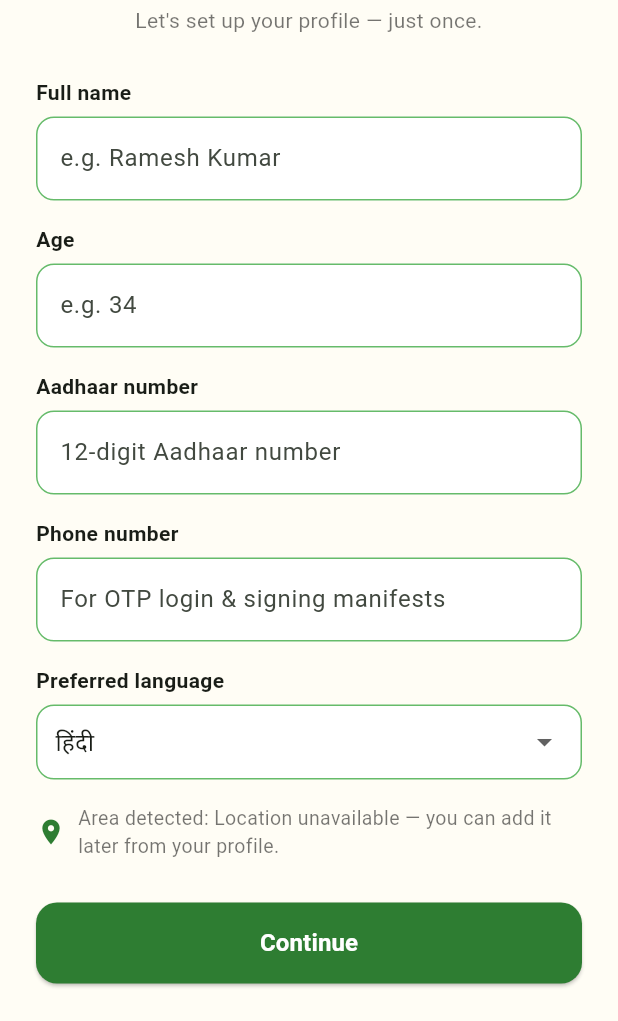
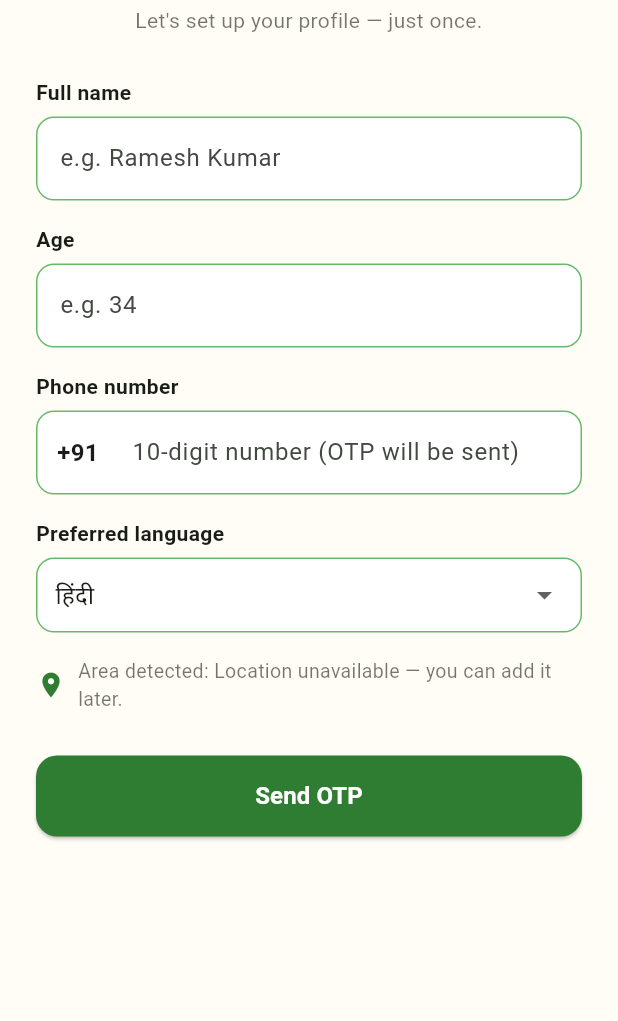
Before and after one commit to devansh6291/kabadiwala, a Flutter app: the screen it shows after launch, on a phone screen of 412 x 824 dp, the part 215-1236 px from its top. Run offline on Flutter 3.47's test engine with Material 3 defaults, Android fonts, the phone set to English and light mode, and no system bars; our stand-ins replace camera, dio, firebase_auth, firebase_core, firebase_storage, geocoding and 3 more; accounts and stored records are empty.

Commit message:
Added the fix for ios

```diff
--- a/lib/screens/login_screen.dart
+++ b/lib/screens/login_screen.dart
@@ -1,15 +1,14 @@
 import 'package:flutter/material.dart';
 import 'package:geocoding/geocoding.dart';
+import 'package:firebase_auth/firebase_auth.dart';
 
 import '../app_colors.dart';
 import '../app_strings.dart';
-import '../models/collector.dart';
 import '../models/collector_store.dart';
 import '../services/location_service.dart';
+import '../services/firebase_service.dart';
 
-/// One-time onboarding/login screen. Shown only when
-/// CollectorStore.isOnboarded() is false — see main.dart. Once completed,
-/// the app never shows this again on later launches.
+/// One-time onboarding/login screen with Real Firebase OTP.
 class LoginScreen extends StatefulWidget {
   final ValueChanged<String> onComplete;
 
@@ -23,28 +22,31 @@ class _LoginScreenState extends State<LoginScreen> {
   final _formKey = GlobalKey<FormState>();
   final _nameController = TextEditingController();
   final _ageController = TextEditingController();
-  final _aadharController = TextEditingController();
   final _phoneController = TextEditingController();
+  final _otpController = TextEditingController();
+
   String _language = 'hi';
-
   bool _locating = true;
   double? _latitude;
   double? _longitude;
   String _locationLabel = 'Detecting your location...';
+
   bool _saving = false;
+  bool _otpSent = false;
+  String? _verificationId;
 
   @override
   void initState() {
     super.initState();
-    _autoDetectLocation(); // no button — happens automatically on load
+    _autoDetectLocation();
   }
 
   @override
   void dispose() {
     _nameController.dispose();
     _ageController.dispose();
-    _aadharController.dispose();
     _phoneController.dispose();
+    _otpController.dispose();
     super.dispose();
   }
 
@@ -55,8 +57,7 @@ class _LoginScreenState extends State<LoginScreen> {
     if (position == null) {
       setState(() {
         _locating = false;
-        _locationLabel =
-            'Location unavailable — you can add it later from your profile.';
+        _locationLabel = 'Location unavailable — you can add it later.';
       });
       return;
     }
@@ -65,9 +66,8 @@ class _LoginScreenState extends State<LoginScreen> {
     _longitude = position.longitude;
 
     try {
-      final geocodingService = Geocoding();
-      final placemarks = await geocodingService.placemarkFromCoordinates(
-          position.latitude, position.longitude);
+      final placemarks = await Geocoding()
+          .placemarkFromCoordinates(position.latitude, position.longitude);
       if (placemarks.isNotEmpty) {
         final p = placemarks.first;
         final parts = <String>[
@@ -85,9 +85,7 @@ class _LoginScreenState extends State<LoginScreen> {
         });
         return;
       }
-    } catch (_) {
-      // Reverse geocoding failed (no network/offline) — fall back to raw coordinates.
-    }
+    } catch (_) {}
 
     if (!mounted) return;
     setState(() {
@@ -97,15 +95,72 @@ class _LoginScreenState extends State<LoginScreen> {
     });
   }
 
-  Future<void> _submit() async {
+  Future<void> _sendOtp() async {
     if (!_formKey.currentState!.validate()) return;
+    setState(() => _saving = true);
+
+    // Firebase expects phone numbers with country codes. Defaulting to India (+91)
+    final phone = '+91${_phoneController.text.trim()}';
+
+    await FirebaseService().sendOtp(
+      phoneNumber: phone,
+      onCodeSent: (String verificationId) {
+        if (!mounted) return;
+        setState(() {
+          _verificationId = verificationId;
+          _otpSent = true;
+          _saving = false;
+        });
+        ScaffoldMessenger.of(context).showSnackBar(
+          const SnackBar(content: Text('OTP Sent!')),
+        );
+      },
+      onVerificationFailed: (FirebaseAuthException error) {
+        if (!mounted) return;
+        setState(() => _saving = false);
+        ScaffoldMessenger.of(context).showSnackBar(
+          SnackBar(content: Text('Verification Failed: ${error.message}')),
+        );
+      },
+      onAutoVerified: (PhoneAuthCredential credential) async {
+        // Auto-resolution for Android
+        await _finalizeLogin(credential);
+      },
+    );
+  }
+
+  Future<void> _verifyOtp() async {
+    if (_otpController.text.trim().length != 6) {
+      ScaffoldMessenger.of(context).showSnackBar(
+        const SnackBar(content: Text('Please enter a valid 6-digit OTP')),
+      );
+      return;
+    }
 
     setState(() => _saving = true);
+    try {
+      final credential = PhoneAuthProvider.credential(
+        verificationId: _verificationId!,
+        smsCode: _otpController.text.trim(),
+      );
+      await _finalizeLogin(credential);
+    } catch (e) {
+      if (!mounted) return;
+      setState(() => _saving = false);
+      ScaffoldMessenger.of(context).showSnackBar(
+        const SnackBar(content: Text('Invalid OTP. Please try again.')),
+      );
+    }
+  }
 
-    final profile = CollectorStore.getOrCreate();
+  Future<void> _finalizeLogin(PhoneAuthCredential credential) async {
+    try {
+      await FirebaseAuth.instance.signInWithCredential(credential);
+
+      final profile =
+          CollectorStore.getOrCreate(phoneNumber: _phoneController.text.trim());
       profile.name = _nameController.text.trim();
       profile.age = int.tryParse(_ageController.text.trim());
-    profile.aadharNumber = _aadharController.text.trim();
       profile.phoneNumber = _phoneController.text.trim();
       profile.preferredLanguage = _language;
       profile.operatingLocation = _locationLabel;
@@ -118,6 +173,13 @@ class _LoginScreenState extends State<LoginScreen> {
       if (!mounted) return;
       setState(() => _saving = false);
       widget.onComplete(_language);
+    } catch (e) {
+      if (!mounted) return;
+      setState(() => _saving = false);
+      ScaffoldMessenger.of(context).showSnackBar(
+        SnackBar(content: Text('Login failed: $e')),
+      );
+    }
   }
 
   @override
@@ -148,6 +210,8 @@ class _LoginScreenState extends State<LoginScreen> {
                   style: TextStyle(color: Colors.black54),
                 ),
                 const SizedBox(height: 28),
+                if (!_otpSent) ...[
+                  // --- PROFILE INPUT STAGE ---
                   const Text('Full name',
                       style: TextStyle(fontWeight: FontWeight.w600)),
                   const SizedBox(height: 6),
@@ -174,24 +238,6 @@ class _LoginScreenState extends State<LoginScreen> {
                     },
                   ),
                   const SizedBox(height: 16),
-                const Text('Aadhaar number',
-                    style: TextStyle(fontWeight: FontWeight.w600)),
-                const SizedBox(height: 6),
-                TextFormField(
-                  controller: _aadharController,
-                  keyboardType: TextInputType.number,
-                  maxLength: 12,
-                  decoration: _fieldDecoration('12-digit Aadhaar number')
-                      .copyWith(counterText: ''),
-                  validator: (v) {
-                    final digits = (v ?? '').trim();
-                    if (digits.length != 12 || int.tryParse(digits) == null) {
-                      return 'Enter a valid 12-digit Aadhaar number';
-                    }
-                    return null;
-                  },
-                ),
-                const SizedBox(height: 16),
                   const Text('Phone number',
                       style: TextStyle(fontWeight: FontWeight.w600)),
                   const SizedBox(height: 6),
@@ -200,8 +246,16 @@ class _LoginScreenState extends State<LoginScreen> {
                     keyboardType: TextInputType.phone,
                     maxLength: 10,
                     decoration:
-                      _fieldDecoration('For OTP login & signing manifests')
-                          .copyWith(counterText: ''),
+                        _fieldDecoration('10-digit number (OTP will be sent)')
+                            .copyWith(
+                      counterText: '',
+                      prefixIcon: const Padding(
+                        padding: EdgeInsets.all(14.0),
+                        child: Text('+91 ',
+                            style: TextStyle(
+                                fontWeight: FontWeight.bold, fontSize: 16)),
+                      ),
+                    ),
                     validator: (v) {
                       final digits = (v ?? '').trim();
                       if (digits.length != 10 || int.tryParse(digits) == null) {
@@ -272,18 +326,80 @@ class _LoginScreenState extends State<LoginScreen> {
                         shape: RoundedRectangleBorder(
                             borderRadius: BorderRadius.circular(14)),
                       ),
-                    onPressed: _saving ? null : _submit,
+                      onPressed: _saving ? null : _sendOtp,
                       child: _saving
                           ? const SizedBox(
                               width: 20,
                               height: 20,
                               child: CircularProgressIndicator(
                                   strokeWidth: 2, color: Colors.white))
-                        : const Text('Continue',
+                          : const Text('Send OTP',
                               style: TextStyle(
                                   fontSize: 16, fontWeight: FontWeight.bold)),
                     ),
                   ),
+                ] else ...[
+                  // --- OTP VERIFICATION STAGE ---
+                  Container(
+                    padding: const EdgeInsets.all(16),
+                    decoration: BoxDecoration(
+                      color: AppColors.lightGreen.withValues(alpha: 0.1),
+                      borderRadius: BorderRadius.circular(12),
+                      border: Border.all(color: AppColors.primaryGreen),
+                    ),
+                    child: Column(
+                      children: [
+                        Text(
+                          'OTP sent to +91 ${_phoneController.text}',
+                          style: const TextStyle(
+                              fontWeight: FontWeight.bold,
+                              color: AppColors.primaryGreen),
+                        ),
+                        const SizedBox(height: 16),
+                        TextFormField(
+                          controller: _otpController,
+                          keyboardType: TextInputType.number,
+                          textAlign: TextAlign.center,
+                          maxLength: 6,
+                          style: const TextStyle(
+                              fontSize: 24,
+                              letterSpacing: 8,
+                              fontWeight: FontWeight.bold),
+                          decoration: _fieldDecoration('------')
+                              .copyWith(counterText: ''),
+                        ),
+                      ],
+                    ),
+                  ),
+                  const SizedBox(height: 24),
+                  SizedBox(
+                    height: 54,
+                    child: ElevatedButton(
+                      style: ElevatedButton.styleFrom(
+                        backgroundColor: AppColors.primaryYellow,
+                        foregroundColor: Colors.black,
+                        shape: RoundedRectangleBorder(
+                            borderRadius: BorderRadius.circular(14)),
+                      ),
+                      onPressed: _saving ? null : _verifyOtp,
+                      child: _saving
+                          ? const SizedBox(
+                              width: 20,
+                              height: 20,
+                              child: CircularProgressIndicator(
+                                  strokeWidth: 2, color: Colors.black))
+                          : const Text('Verify & Login',
+                              style: TextStyle(
+                                  fontSize: 16, fontWeight: FontWeight.bold)),
+                    ),
+                  ),
+                  TextButton(
+                    onPressed:
+                        _saving ? null : () => setState(() => _otpSent = false),
+                    child: const Text('Change Phone Number',
+                        style: TextStyle(color: Colors.black54)),
+                  ),
+                ],
               ],
             ),
           ),
@@ -299,10 +415,10 @@ class _LoginScreenState extends State<LoginScreen> {
       fillColor: Colors.white,
       border: OutlineInputBorder(
           borderRadius: BorderRadius.circular(12),
-          borderSide: BorderSide(color: AppColors.lightGreen)),
+          borderSide: const BorderSide(color: AppColors.lightGreen)),
       enabledBorder: OutlineInputBorder(
           borderRadius: BorderRadius.circular(12),
-          borderSide: BorderSide(color: AppColors.lightGreen)),
+          borderSide: const BorderSide(color: AppColors.lightGreen)),
     );
   }
 }
```
Also changed, not shown: lib/screens/profile_screen.dart (+4 -24 lines), 1 other file. Lines whose indentation alone changed are shown as unchanged.
